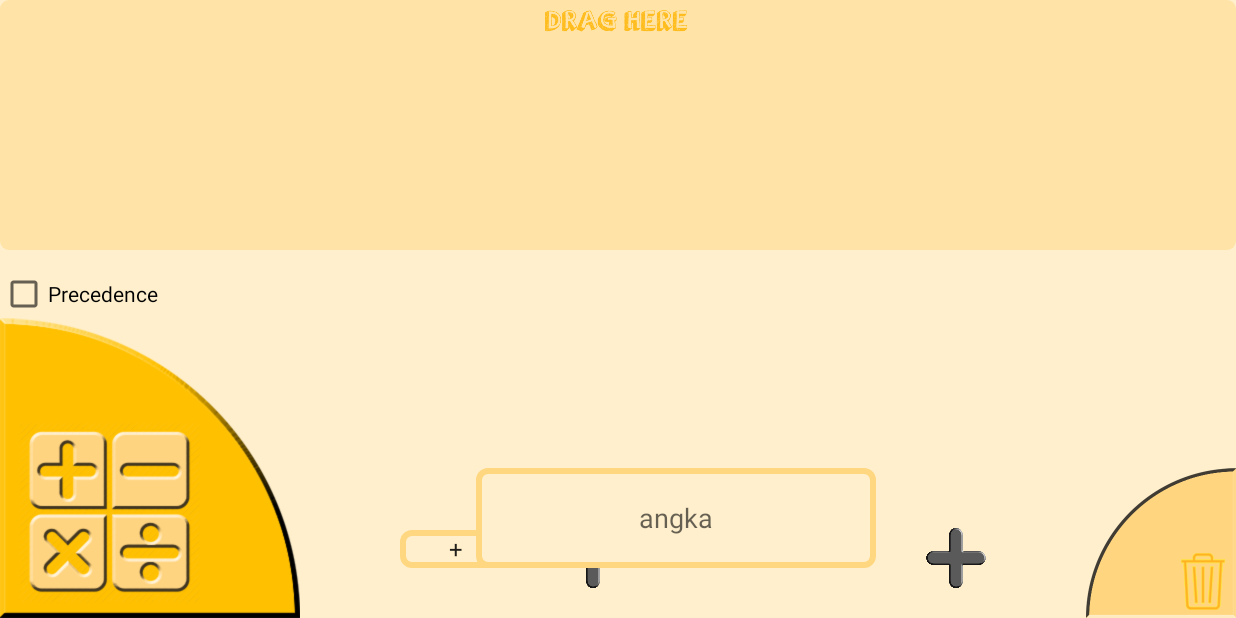
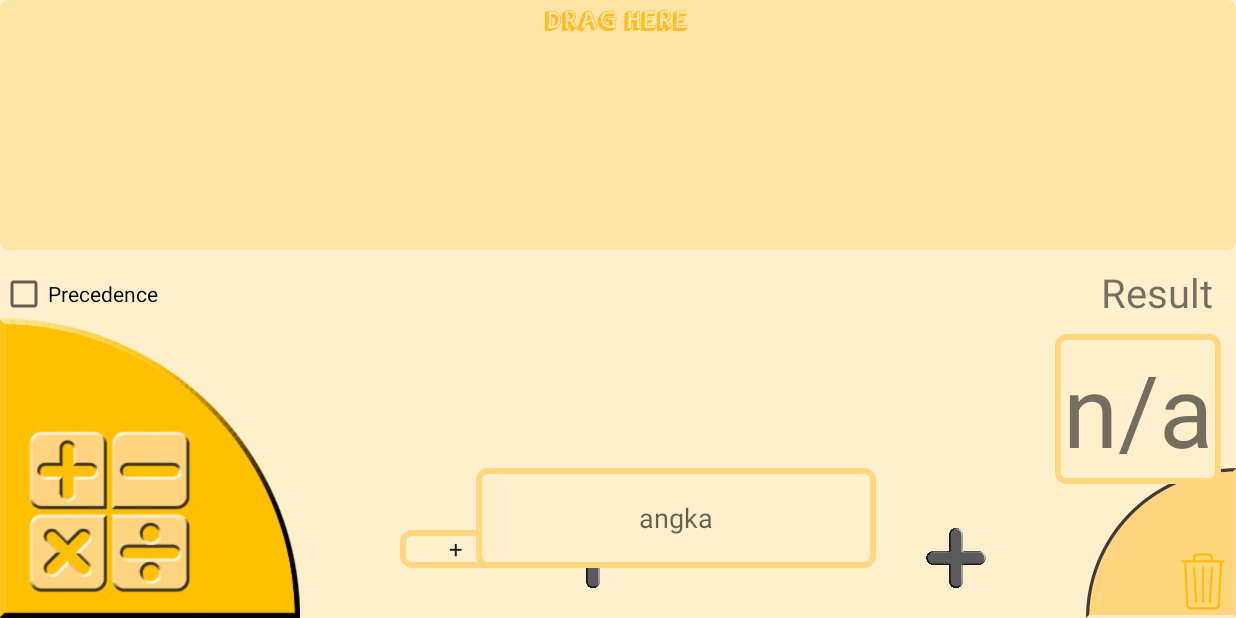
Before and after one commit to vgnaruto/PBD-CALCULATOR, an Android app: the screen it shows after launch (MainActivity), on a phone screen of 824 x 412 dp (held sideways). Run offline under Robolectric (Android 15) with nearby library versions, the phone set to English and light mode, and no system bars.

Commit message:
Result tambah

```diff
--- a/Calculator/app/src/main/java/com/example/android/calculator/MainActivity.java
+++ b/Calculator/app/src/main/java/com/example/android/calculator/MainActivity.java
@@ -18,6 +18,7 @@ import android.widget.ImageButton;
 import android.widget.ImageView;
 import android.widget.RelativeLayout;
 import android.widget.Spinner;
+import android.widget.TextView;
 import android.widget.Toast;
 
 import java.util.ArrayList;
@@ -39,6 +40,7 @@ public class MainActivity extends AppCompatActivity implements View.OnClickListe
     private ArrayAdapter<CharSequence> adapter;
     private ImageView trashZone;
     private CheckBox cbPrecedence;
+    private CustomTextView tvResult;
 
     private ImageView ivCanvas;
     private Canvas mCanvas;
@@ -63,6 +65,7 @@ public class MainActivity extends AppCompatActivity implements View.OnClickListe
         this.rLayout = findViewById(R.id.relativeLayout);
         this.ivCanvas = findViewById(R.id.iv_canvas);
         this.cbPrecedence = findViewById(R.id.cbPrecedence);
+        this.tvResult = findViewById(R.id.tvResult);
 
         //ADAPTER SPINNER
         this.adapter = ArrayAdapter.createFromResource(this, R.array.operator, android.R.layout.simple_spinner_item);
@@ -73,6 +76,7 @@ public class MainActivity extends AppCompatActivity implements View.OnClickListe
         this.bAddOperand.setOnClickListener(this);
         this.bAddOperator.setOnClickListener(this);
         this.bCalculate.setOnClickListener(this);
+        this.tvResult.setOnClickListener(this);
         this.ivCanvas.setOnTouchListener(this);
 
         //INISIALISASI ATTRIBUT
@@ -125,7 +129,9 @@ public class MainActivity extends AppCompatActivity implements View.OnClickListe
                 String token = Calculator.listToString(llList);
                 if (Calculator.calculate(token)) {
                     resetCanvas();
-                    draw((int) Double.parseDouble("" + Calculator.result) + "", 0);
+//                    draw((int) Double.parseDouble("" + Calculator.result) + "", 0);
+                    tvResult.setText(Calculator.resultString);
+                    tvResult.setOnCalculationList(onCalculationList);
                     for (Node civ2 : onCalculationList) {
                         markRemove(civ2);
                     }
@@ -140,7 +146,9 @@ public class MainActivity extends AppCompatActivity implements View.OnClickListe
             } else {
                 if (Calculator.getAnswer(llList)) {
                     resetCanvas();
-                    draw((int) Double.parseDouble("" + Calculator.result) + "", 0);
+//                    draw((int) Double.parseDouble("" + Calculator.result) + "", 0);
+                    tvResult.setText(Calculator.resultString);
+                    tvResult.setOnCalculationList(onCalculationList);
                     for (Node civ2 : onCalculationList) {
                         markRemove(civ2);
                     }
@@ -154,6 +162,10 @@ public class MainActivity extends AppCompatActivity implements View.OnClickListe
                     toast.show();
 //                Log.d("CALCULATE", "TIDAK VALID");
                 }
+            }
+        }else if(view == tvResult){
+            if(!tvResult.getText().toString().equalsIgnoreCase("n/a")){
+                draw(tvResult.getText().toString(),0);
             }
         }
     }
--- a/Calculator/app/src/main/res/layout/activity_calculator.xml
+++ b/Calculator/app/src/main/res/layout/activity_calculator.xml
@@ -100,4 +100,29 @@
         android:layout_marginTop="20px"
         android:layout_below="@id/topTv"
         android:text="Precedence"/>
+
+    <TextView
+        android:id="@+id/tvResultText"
+        android:layout_below="@id/topTv"
+        android:layout_alignParentRight="true"
+        android:layout_marginTop="10dp"
+        android:layout_marginRight="15dp"
+        android:layout_width="wrap_content"
+        android:layout_height="wrap_content"
+        android:textSize="40px"
+        android:text="Result"/>
+
+    <com.example.android.calculator.CustomTextView
+        android:id="@+id/tvResult"
+        android:layout_below="@id/tvResultText"
+        android:layout_alignParentRight="true"
+        android:padding="5dp"
+        android:layout_marginTop="10dp"
+        android:layout_marginRight="10dp"
+        android:layout_width="wrap_content"
+        android:layout_height="wrap_content"
+        android:textSize="100px"
+        android:background="@drawable/border_umum"
+        android:text="n/a"/>
+
 </RelativeLayout>
```
Also changed, not shown: Calculator/app/src/main/java/com/example/android/calculator/Calculator.java (+19 -5 lines), Calculator/app/src/main/java/com/example/android/calculator/CustomTextView.java (added, +33 -0 lines).
